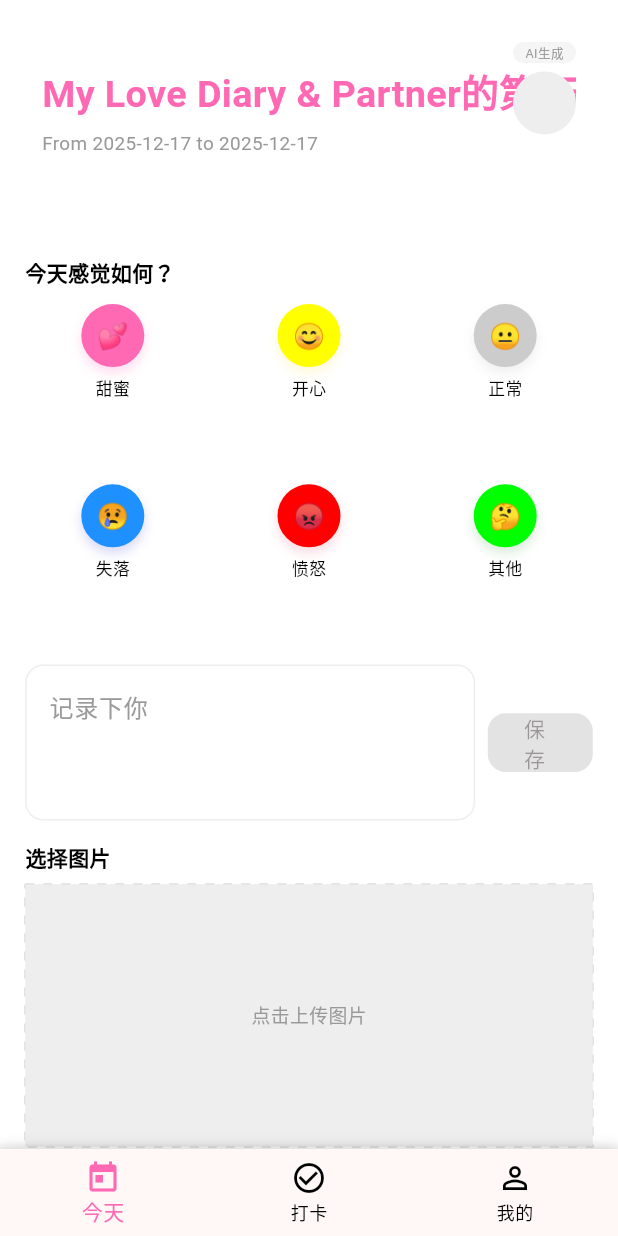
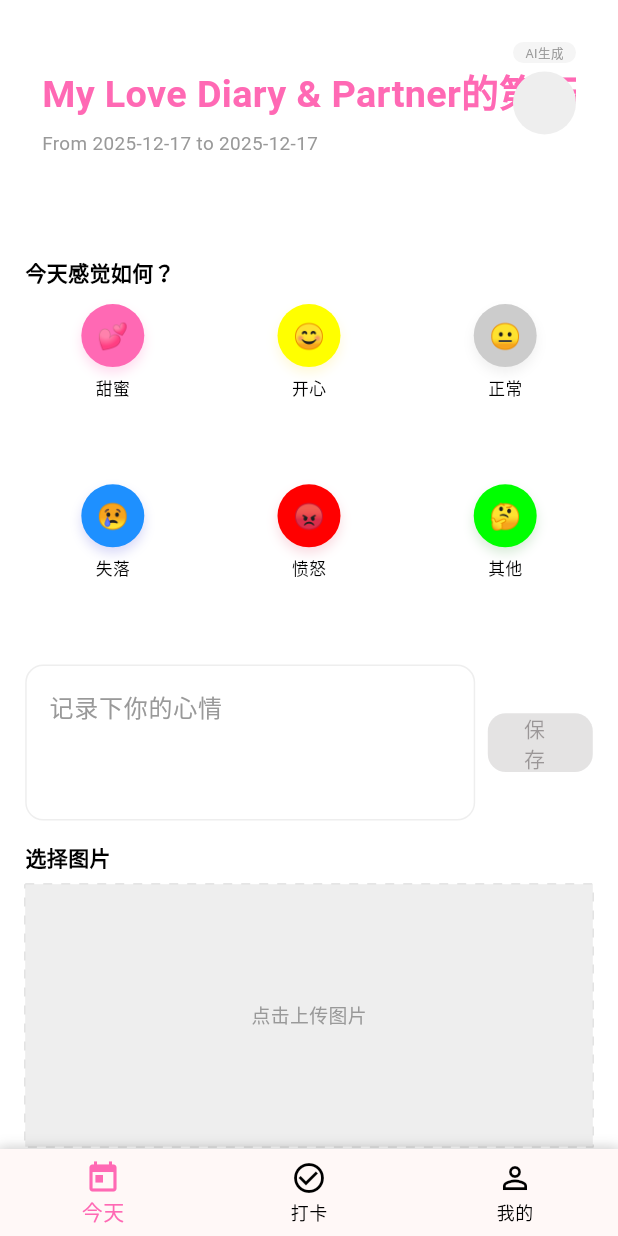
Before and after one commit to panguangze/dairy_f, a Flutter app: the screen it shows after launch, after a tap on "点击上传图片", on a phone screen of 412 x 824 dp. Run offline on Flutter 3.47's test engine with Material 3 defaults, Android fonts, the phone set to English and light mode, and no system bars; our stand-ins replace go_router, image_picker, sqflite; accounts and stored records are empty; Roboto replaces fonts that are missing (Microsoft YaHei).

Commit message:
chore: address review feedback
Co-authored-by: panguangze <25145449+panguangze@users.noreply.github.com>

```diff
--- a/lib/screens/home_screen.dart
+++ b/lib/screens/home_screen.dart
@@ -26,6 +26,7 @@ class _HomeScreenState extends State<HomeScreen> {
   String? _lastSyncedSignature;
   String _moodMessage = '无论今天心情如何，我都在你身边，爱你每一天。';
   final ImagePicker _picker = ImagePicker();
+  static const int _maxImageBytes = 5 * 1024 * 1024;
 
   final Map<MoodType, _MoodStyle> _moodStyles = {
     MoodType.sweet: _MoodStyle(
@@ -174,7 +175,7 @@ class _HomeScreenState extends State<HomeScreen> {
     final file = File(picked.path);
     final length = await file.length();
 
-    if (length > 5 * 1024 * 1024) {
+    if (length > _maxImageBytes) {
       _showToast('请选择小于5MB的图片');
       return;
     }
@@ -476,7 +477,7 @@ class _HomeScreenState extends State<HomeScreen> {
             controller: _noteController,
             maxLines: 3,
             decoration: InputDecoration(
-              hintText: '记录下你',
+              hintText: '记录下你的心情',
               hintStyle: const TextStyle(color: Color(0xFF999999)),
               filled: true,
               fillColor: Colors.white,
@@ -768,7 +769,7 @@ class _HomeScreenState extends State<HomeScreen> {
               crossAxisAlignment: CrossAxisAlignment.start,
               children: [
                 Text(
-                  '最近30天常心情',
+                  '最近30天常见心情',
                   style: TextStyle(
                     fontSize: 16 * scale,
                     color: const Color(0xFF999999),
```
